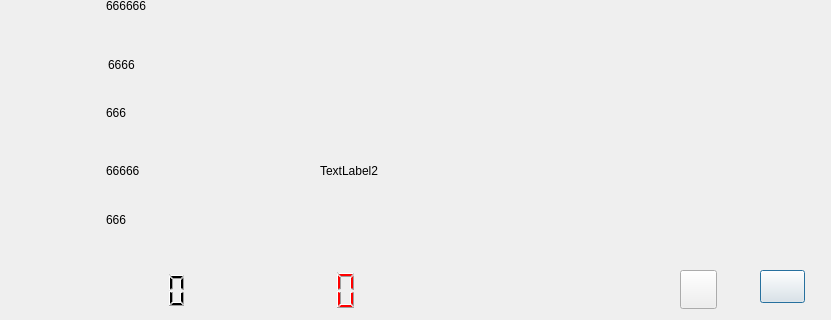
Qt form work.ui (wushengjun85/jy10_01) before a commit; both pictures show x 0 to 831 and y 280 to 600 of the 1024 by 600 pixel window.
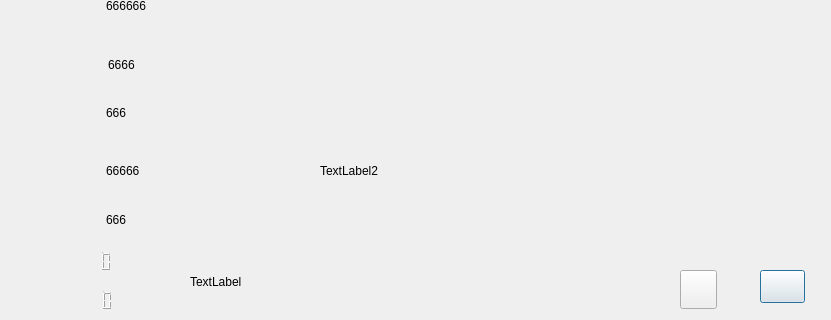
The same form after that commit. Icons and pictures are not drawn.

Patch:
```diff
--- a/work.ui
+++ b/work.ui
@@ -304,10 +304,10 @@
   <widget class="QLCDNumber" name="lcdNumber">
    <property name="geometry">
     <rect>
-     <x>180</x>
-     <y>550</y>
-     <width>191</width>
-     <height>41</height>
+     <x>10</x>
+     <y>570</y>
+     <width>131</width>
+     <height>21</height>
     </rect>
    </property>
    <property name="styleSheet">
@@ -326,10 +326,10 @@
   <widget class="QLCDNumber" name="lcdNumber_2">
    <property name="geometry">
     <rect>
-     <x>0</x>
-     <y>550</y>
-     <width>191</width>
-     <height>41</height>
+     <x>10</x>
+     <y>531</y>
+     <width>111</width>
+     <height>20</height>
     </rect>
    </property>
    <property name="frameShape">
@@ -368,6 +368,19 @@
     <string>TextLabel2</string>
    </property>
   </widget>
+  <widget class="QLabel" name="label_15">
+   <property name="geometry">
+    <rect>
+     <x>190</x>
+     <y>536</y>
+     <width>481</width>
+     <height>51</height>
+    </rect>
+   </property>
+   <property name="text">
+    <string>TextLabel</string>
+   </property>
+  </widget>
  </widget>
  <resources/>
  <connections/>
```
